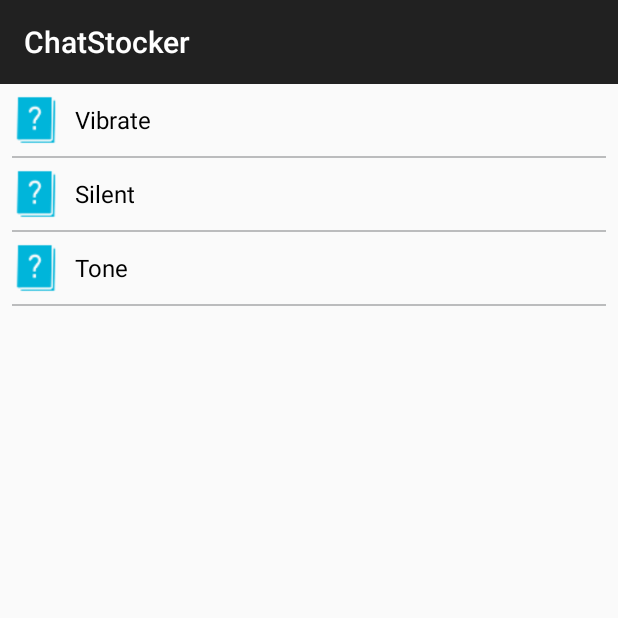
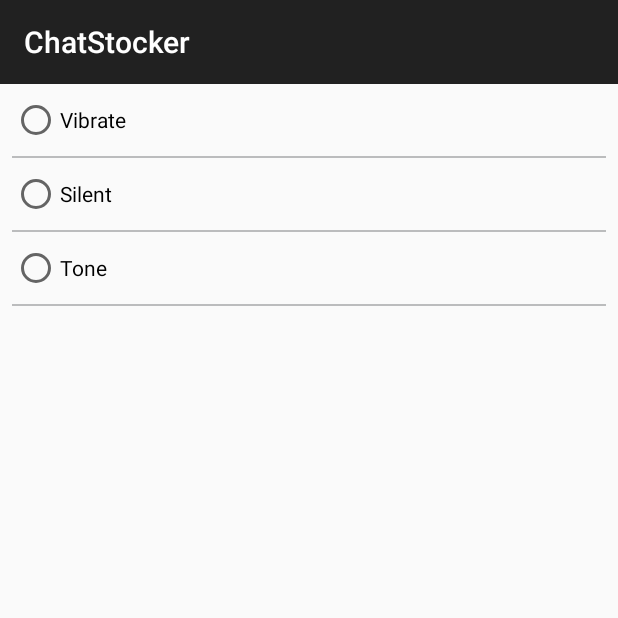
Before and after one commit to sachinverma310/ChatStocker, an Android app: the NotificationActivity screen opened directly, with no data from a screen before it, on a phone screen of 412 x 824 dp, the top half of it. Run offline under Robolectric (Android 15) with nearby library versions, the phone set to English and light mode, and no system bars; our stand-ins replace data binding.

Commit message:
commited by Ajay 20th november

```diff
--- a/app/src/main/java/stws/chatstocker/view/SettingActivity.kt
+++ b/app/src/main/java/stws/chatstocker/view/SettingActivity.kt
@@ -30,4 +30,8 @@
             finishAffinity()
 
     }
+    fun notification(view: View){
+        startActivity(Intent(this, NotificationActivity::class.java))
+        finishAffinity()
+    }
 }
--- a/app/src/main/res/layout/activity_help.xml
+++ b/app/src/main/res/layout/activity_help.xml
@@ -30,6 +30,7 @@
         android:gravity="center|start"
         android:text="Contact Us"
         android:textColor="@color/black"
+        android:onClick="contactus"
         android:textSize="16sp"
         app:layout_constraintBottom_toBottomOf="parent"
         app:layout_constraintEnd_toEndOf="parent"
@@ -73,6 +74,7 @@
         android:layout_marginStart="8dp"
         android:layout_marginTop="8dp"
         android:gravity="center|start"
+        android:onClick="faqs"
         android:text="FAQS"
         android:textColor="@color/black"
         android:textSize="16sp"
@@ -116,6 +118,7 @@
         android:layout_height="32dp"
         android:layout_marginStart="8dp"
         android:layout_marginTop="8dp"
+        android:onClick="termsNcondition"
         android:gravity="center|start"
         android:text="Terms and Conditions"
         android:textColor="@color/black"
@@ -163,6 +166,7 @@
         android:layout_marginTop="8dp"
         android:gravity="center|start"
         android:text="Privacy and Policy"
+        android:onClick="privacyPolicy"
         android:textColor="@color/black"
         android:textSize="16sp"
         app:layout_constraintBottom_toBottomOf="parent"
--- a/app/src/main/res/layout/activity_notification.xml
+++ b/app/src/main/res/layout/activity_notification.xml
@@ -10,19 +10,22 @@
 
     <LinearLayout
         android:layout_width="match_parent"
+        android:orientation="vertical"
         android:layout_height="wrap_content">
 
-        <ImageView
-            android:layout_width="32dp"
+        <RadioButton
+            android:id="@+id/vibrateRadio"
+            android:layout_width="match_parent"
             android:layout_height="32dp"
             android:layout_marginStart="8dp"
+            android:text="Vibrate"
             android:layout_marginTop="8dp"
-            android:layout_marginBottom="8dp"
-            android:src="@drawable/sethelp" />
+            android:layout_marginBottom="8dp" />
 
         <TextView
             android:id="@+id/tvVibrate"
             android:layout_width="0dp"
+            android:visibility="gone"
             android:layout_height="match_parent"
             android:layout_weight="1"
             android:gravity="center|start"
@@ -42,21 +45,24 @@
 
     <LinearLayout
         android:layout_width="match_parent"
+        android:orientation="vertical"
         android:layout_height="wrap_content">
 
-        <ImageView
-            android:layout_width="32dp"
+        <RadioButton
+            android:id="@+id/silentRadio"
+            android:layout_width="match_parent"
             android:layout_marginStart="8dp"
             android:layout_marginTop="8dp"
+            android:text="Silent"
             android:layout_marginBottom="8dp"
-            android:layout_height="32dp"
-            android:src="@drawable/sethelp" />
+            android:layout_height="32dp" />
 
         <TextView
             android:id="@+id/tvSilent"
             android:layout_width="0dp"
             android:layout_height="match_parent"
             android:layout_weight="1"
+            android:visibility="gone"
             android:gravity="center|start"
             android:paddingLeft="10dp"
             android:text="Silent"
@@ -74,19 +80,22 @@
 
     <LinearLayout
         android:layout_width="match_parent"
+        android:orientation="vertical"
         android:layout_height="wrap_content">
 
-        <ImageView
-            android:layout_width="32dp"
+        <RadioButton
+            android:id="@+id/toneRadio"
+            android:layout_width="match_parent"
             android:layout_height="32dp"
             android:layout_marginStart="8dp"
+            android:text="Tone"
             android:layout_marginTop="8dp"
-            android:layout_marginBottom="8dp"
-            android:src="@drawable/sethelp" />
+            android:layout_marginBottom="8dp" />
 
         <TextView
             android:id="@+id/tvtone"
             android:layout_width="0dp"
+            android:visibility="gone"
             android:layout_height="match_parent"
             android:layout_weight="1"
             android:gravity="center|start"
--- a/app/src/main/res/layout/activity_setting.xml
+++ b/app/src/main/res/layout/activity_setting.xml
@@ -81,7 +81,7 @@
         android:layout_marginTop="8dp"
         android:gravity="center|start"
         android:text="Notification"
-        android:onClick="account"
+        android:onClick="notification"
         android:textColor="@color/black"
         android:textSize="16sp"
         app:layout_constraintBottom_toBottomOf="parent"
```
Also changed, not shown: app/src/main/java/stws/chatstocker/view/HelpActivity.kt (+23 -0 lines), app/src/main/java/stws/chatstocker/view/NotificationActivity.kt (+25 -1 lines).
